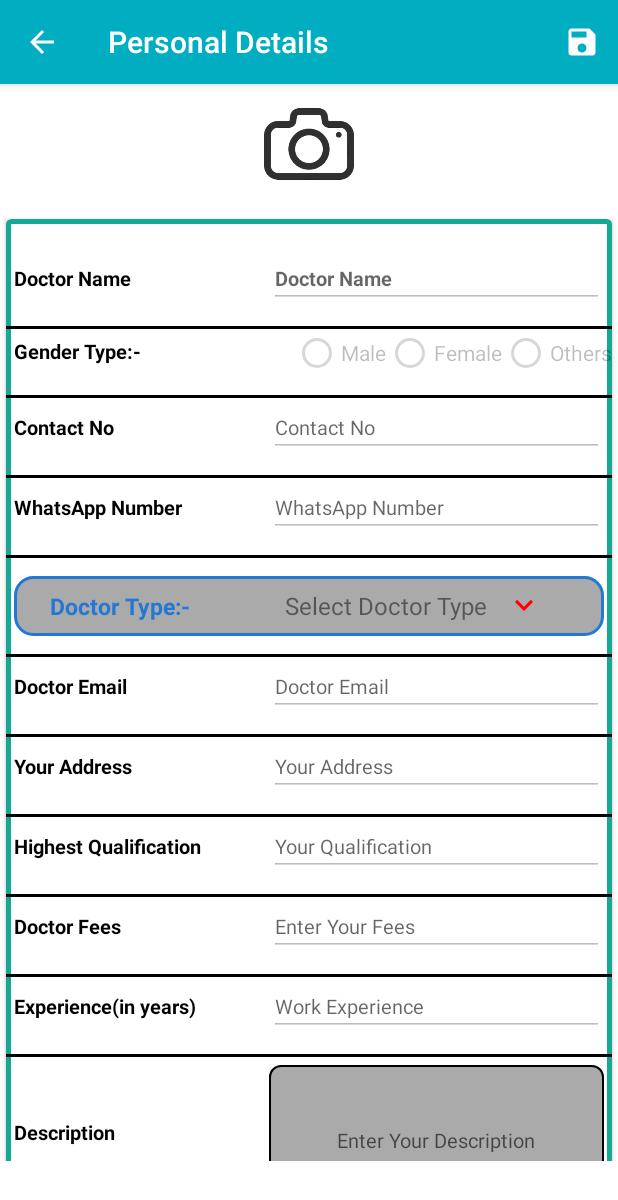
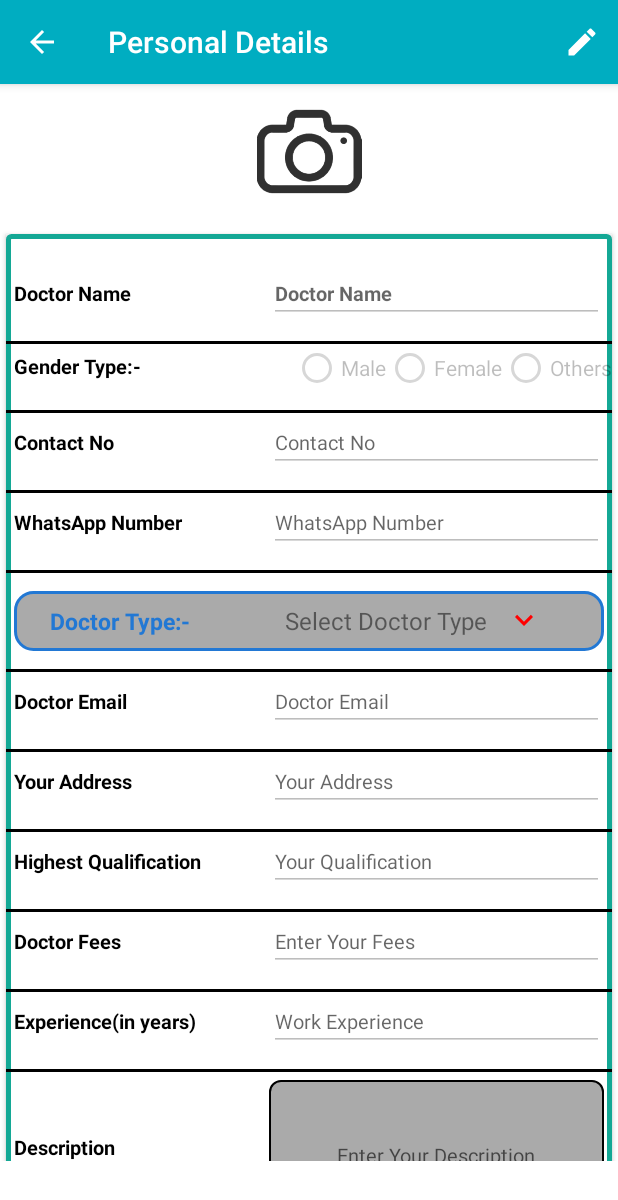
Before and after one commit to Ritika94168/DoctorFinderApp, an Android app: the DoctorPersonalDetails screen opened directly, with no data from a screen before it, on a phone screen of 412 x 824 dp. Shown: the top 1200 px of the screen. Run offline under Robolectric (Android 15) with nearby library versions, the phone set to English and light mode, and no system bars; pictures from the network do not load.

Commit message:
Final Changes ggssk

```diff
--- a/app/src/main/java/com/anshul/doctorfinder/SearchDoctorList.java
+++ b/app/src/main/java/com/anshul/doctorfinder/SearchDoctorList.java
@@ -54,6 +54,7 @@ public class SearchDoctorList extends AppCompatActivity {
     private long mBackPressed;
     private static final int TIME_INTERVAL = 2000;
     Button reset, modify;
+
     String locationSTR = "";
     String locationManualSTR = "";
     String finalLocationSTR="";
--- a/app/src/main/res/layout/activity_add_new_doctor.xml
+++ b/app/src/main/res/layout/activity_add_new_doctor.xml
@@ -12,8 +12,8 @@
 
     <ImageView
         android:id="@+id/doctorImage"
-        android:layout_width="300dp"
-        android:layout_height="60dp"
+        android:layout_width="100dp"
+        android:layout_height="70dp"
         android:layout_alignParentTop="true"
         android:src="@drawable/whhh"
         android:layout_centerInParent="true"
--- a/app/src/main/res/layout/activity_doctor_personal_details.xml
+++ b/app/src/main/res/layout/activity_doctor_personal_details.xml
@@ -12,8 +12,8 @@
 
     <ImageView
         android:id="@+id/doctorImage"
-        android:layout_width="300dp"
-        android:layout_height="60dp"
+        android:layout_width="100dp"
+        android:layout_height="70dp"
         android:layout_alignParentTop="true"
         android:src="@drawable/whhh"
         android:layout_centerInParent="true"
--- a/app/src/main/res/menu/monitoring_menu.xml
+++ b/app/src/main/res/menu/monitoring_menu.xml
@@ -17,7 +17,7 @@
     <item
         android:id="@+id/doctor_edit"
         android:orderInCategory="100"
-        android:icon="@drawable/ic_save_black_24dp"
+        android:icon="@drawable/ic_edit_black_24dp"
         android:title=""
         app:showAsAction="always" />
 
```
Also changed, not shown: app/src/main/java/com/anshul/doctorfinder/AddNewDoctor.java (+34 -22 lines), app/src/main/java/com/anshul/doctorfinder/DoctorPersonalDetails.java (+26 -26 lines), app/src/main/java/com/anshul/doctorfinder/MyListAdapter.java (+5 -2 lines).
